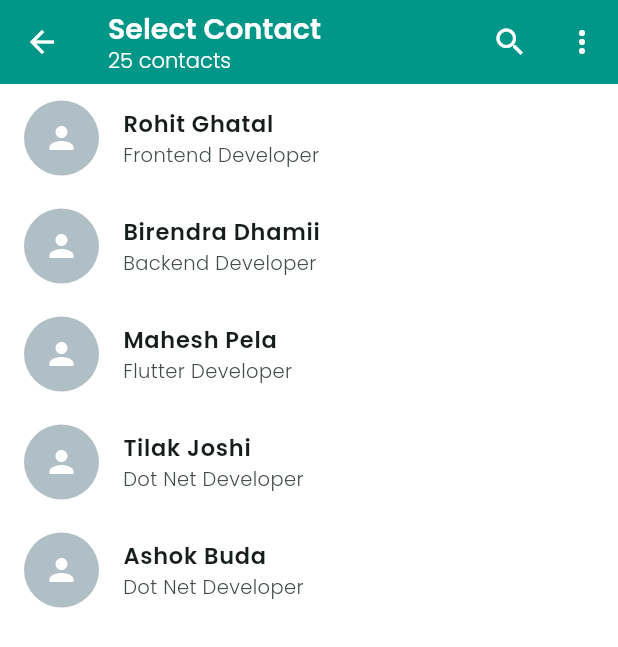
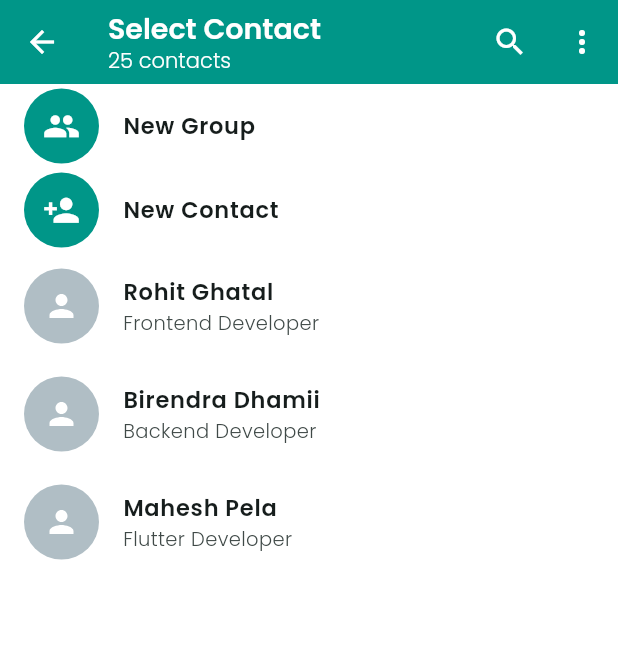
Before and after one commit to rohitghatal1/QuickChat-Flutter, a Flutter app: the SelectContactPage screen opened directly, on a phone screen of 412 x 824 dp. Shown: the top 647 px of the screen. Run offline on Flutter 3.47's test engine with Material 3 defaults, Android fonts, the phone set to English and light mode, and no system bars; our stand-ins replace flutter_svg.

Commit message:
added button cards

```diff
--- a/lib/Screens/IndividualPage.dart
+++ b/lib/Screens/IndividualPage.dart
@@ -167,9 +167,9 @@ class _IndividualPageState extends State<IndividualPage> {
 
   Widget BottomModalSheet() {
     return Padding(
-      padding: const EdgeInsets.symmetric(horizontal: 10, vertical: 20),
+      padding: const EdgeInsets.symmetric(horizontal: 10, vertical: 15),
       child: Container(
-        height: 250,
+        height: 300,
         width: MediaQuery.of(context).size.width,
         child: Card(
           margin: EdgeInsets.all(15),
@@ -212,7 +212,7 @@ class _IndividualPageState extends State<IndividualPage> {
       child: Column(
         children: [
           CircleAvatar(
-            radius: 30,
+            radius: 23,
             backgroundColor: color,
             child: Icon(icon, color: Colors.white, size: 29),
           ),
--- a/lib/Screens/SelectContactPage.dart
+++ b/lib/Screens/SelectContactPage.dart
@@ -1,4 +1,5 @@
 import 'package:firt_flutter_app/Model/ChatModel.dart';
+import 'package:firt_flutter_app/components/ButtonCard.dart';
 import 'package:firt_flutter_app/components/ContactCard.dart';
 import 'package:flutter/material.dart';
 
@@ -68,7 +69,15 @@ class _SelectContactPageState extends State<SelectContactPage> {
       ),
       body: ListView.builder(
         itemCount: contacts.length,
-          itemBuilder: (context, index) => ContactCard(contacts: contacts[index])
+          itemBuilder: (context, index){
+          if(index == 0){
+            return ButtonCard(icon: Icons.group, name:  "New Group");
+          } else if (index == 1){
+            return ButtonCard(icon: Icons.person_add, name: "New Contact");
+          }
+          return ContactCard(contacts: contacts[index - 2]);
+
+          }
       )
     );
   }
--- /dev/null
+++ b/lib/components/ButtonCard.dart
@@ -0,0 +1,26 @@
+import 'package:firt_flutter_app/Model/ChatModel.dart';
+import 'package:flutter/material.dart';
+import 'package:flutter_svg/flutter_svg.dart';
+
+class ButtonCard extends StatelessWidget {
+  const ButtonCard({Key? key, required this.name, this.icon}) : super(key: key);
+  final String name;
+  final IconData? icon;
+  @override
+  Widget build(BuildContext context) {
+    return InkWell(
+      onTap: () {},
+      child: ListTile(
+        leading: CircleAvatar(
+          radius: 25,
+          child: Icon(icon, size: 25, color: Colors.white,),
+            backgroundColor: Colors.teal,
+        ),
+        title: Text(
+          name,
+          style: TextStyle(fontSize: 15, fontWeight: FontWeight.bold),
+        ),
+      ),
+    );
+  }
+}
```
